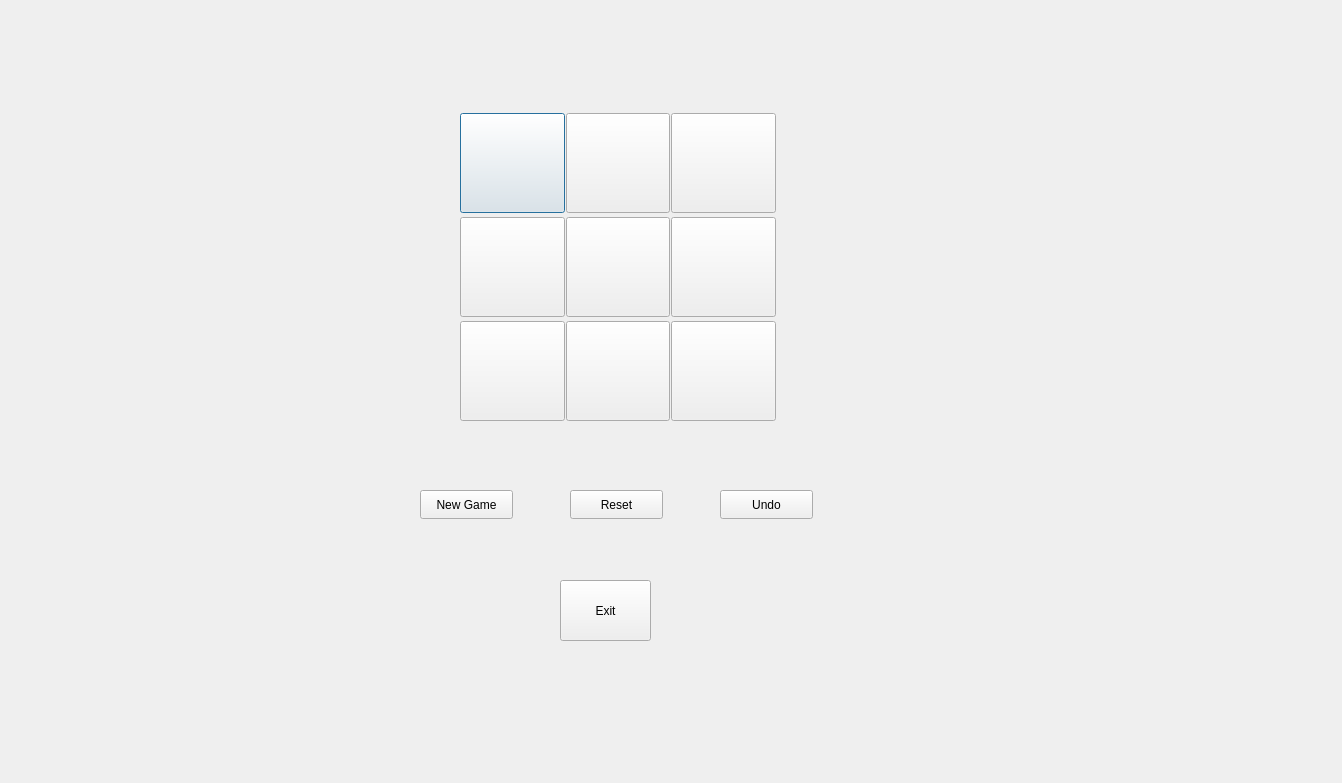
Before: the Qt Designer form Tic_Tac_Toe/gameai.ui in DoDoz015/Tic-Tac-Toe, drawn with Qt 5.
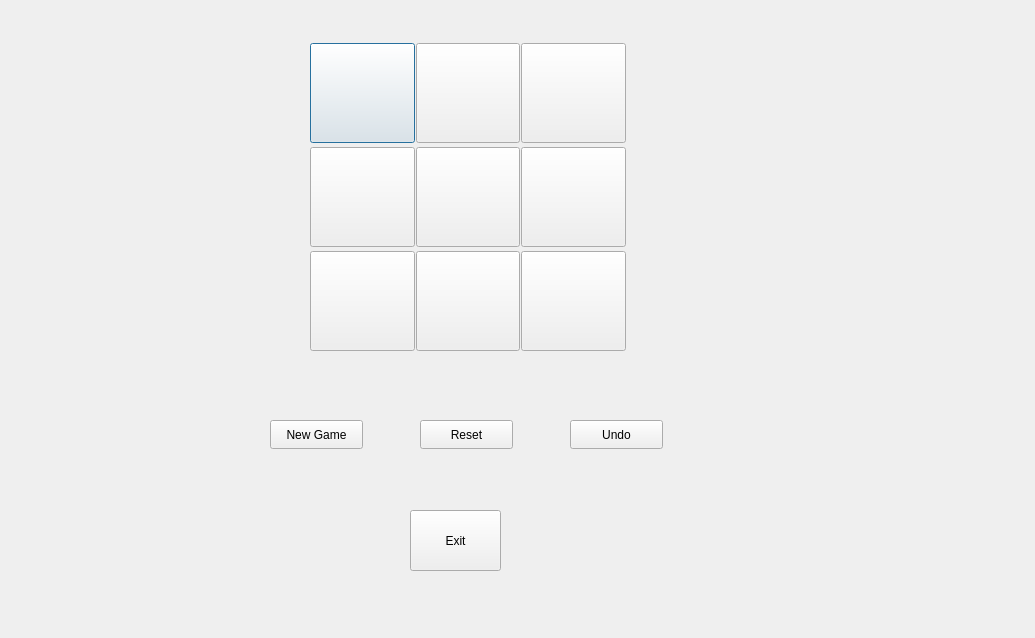
After: the same form once the commit is applied.

What changed in the file:
```diff
--- a/Tic_Tac_Toe/gameai.ui
+++ b/Tic_Tac_Toe/gameai.ui
@@ -6,8 +6,8 @@
    <rect>
     <x>0</x>
     <y>0</y>
-    <width>1342</width>
-    <height>783</height>
+    <width>1035</width>
+    <height>638</height>
    </rect>
   </property>
   <property name="windowTitle">
@@ -16,8 +16,8 @@
   <widget class="QWidget" name="layoutWidget">
    <property name="geometry">
     <rect>
-     <x>460</x>
-     <y>110</y>
+     <x>310</x>
+     <y>40</y>
      <width>316</width>
      <height>316</height>
     </rect>
@@ -205,8 +205,8 @@
   <widget class="QPushButton" name="Undo">
    <property name="geometry">
     <rect>
-     <x>720</x>
-     <y>490</y>
+     <x>570</x>
+     <y>420</y>
      <width>93</width>
      <height>29</height>
     </rect>
@@ -218,8 +218,8 @@
   <widget class="QPushButton" name="Reset">
    <property name="geometry">
     <rect>
-     <x>570</x>
-     <y>490</y>
+     <x>420</x>
+     <y>420</y>
      <width>93</width>
      <height>29</height>
     </rect>
@@ -231,8 +231,8 @@
   <widget class="QPushButton" name="New_Game">
    <property name="geometry">
     <rect>
-     <x>420</x>
-     <y>490</y>
+     <x>270</x>
+     <y>420</y>
      <width>93</width>
      <height>29</height>
     </rect>
@@ -244,8 +244,8 @@
   <widget class="QPushButton" name="pushButton_10">
    <property name="geometry">
     <rect>
-     <x>560</x>
-     <y>580</y>
+     <x>410</x>
+     <y>510</y>
      <width>91</width>
      <height>61</height>
     </rect>
```
